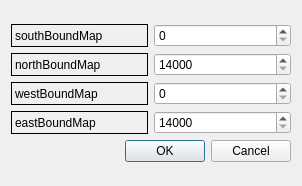
The window that LTEsimGeneratorGUI/Ui/DataForms/maprangeform.ui (moniss23/junit4) describes before a commit, drawn with Qt 5.
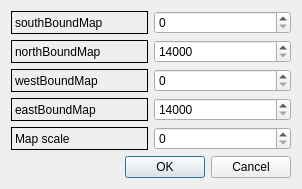
The same window after the commit.

Diff of the .ui file:
```diff
--- a/LTEsimGeneratorGUI/Ui/DataForms/maprangeform.ui
+++ b/LTEsimGeneratorGUI/Ui/DataForms/maprangeform.ui
@@ -7,7 +7,7 @@
     <x>0</x>
     <y>0</y>
     <width>302</width>
-    <height>186</height>
+    <height>187</height>
    </rect>
   </property>
   <property name="windowTitle">
@@ -60,6 +60,16 @@
            </property>
           </widget>
          </item>
+         <item>
+          <widget class="QLabel" name="mapScaleLabel">
+           <property name="frameShape">
+            <enum>QFrame::Box</enum>
+           </property>
+           <property name="text">
+            <string>Map scale</string>
+           </property>
+          </widget>
+         </item>
         </layout>
        </item>
        <item>
@@ -140,6 +150,19 @@
            </property>
           </widget>
          </item>
+         <item>
+          <widget class="QDoubleSpinBox" name="scaleSpinBox">
+           <property name="decimals">
+            <number>0</number>
+           </property>
+           <property name="maximum">
+            <double>10000.000000000000000</double>
+           </property>
+           <property name="singleStep">
+            <double>1000.000000000000000</double>
+           </property>
+          </widget>
+         </item>
         </layout>
        </item>
       </layout>
```
Left out of the diff: 8 changed lines with no effect on the pictures.
